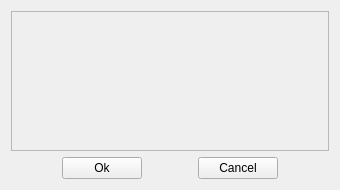
Before: the Qt Designer form pyqparamwidget/param_editor.ui in prjemian/pyQParamWidget, drawn with Qt 5.
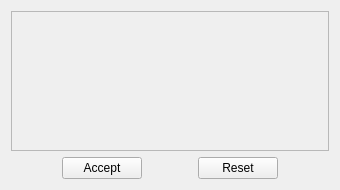
After: the same form once the commit is applied.

Commit message: refactor, rename buttons to Accept and Reset

```diff
--- a/pyqparamwidget/param_editor.ui
+++ b/pyqparamwidget/param_editor.ui
@@ -53,7 +53,7 @@
         <string>Accept all changes.</string>
        </property>
        <property name="text">
-        <string>Ok</string>
+        <string>Accept</string>
        </property>
       </widget>
      </item>
@@ -76,7 +76,7 @@
         <string>Reset all changes.</string>
        </property>
        <property name="text">
-        <string>Cancel</string>
+        <string>Reset</string>
        </property>
       </widget>
      </item>
```
Left out of the diff: 8 changed lines with no effect on the pictures. The commit also changes 5 other files.
